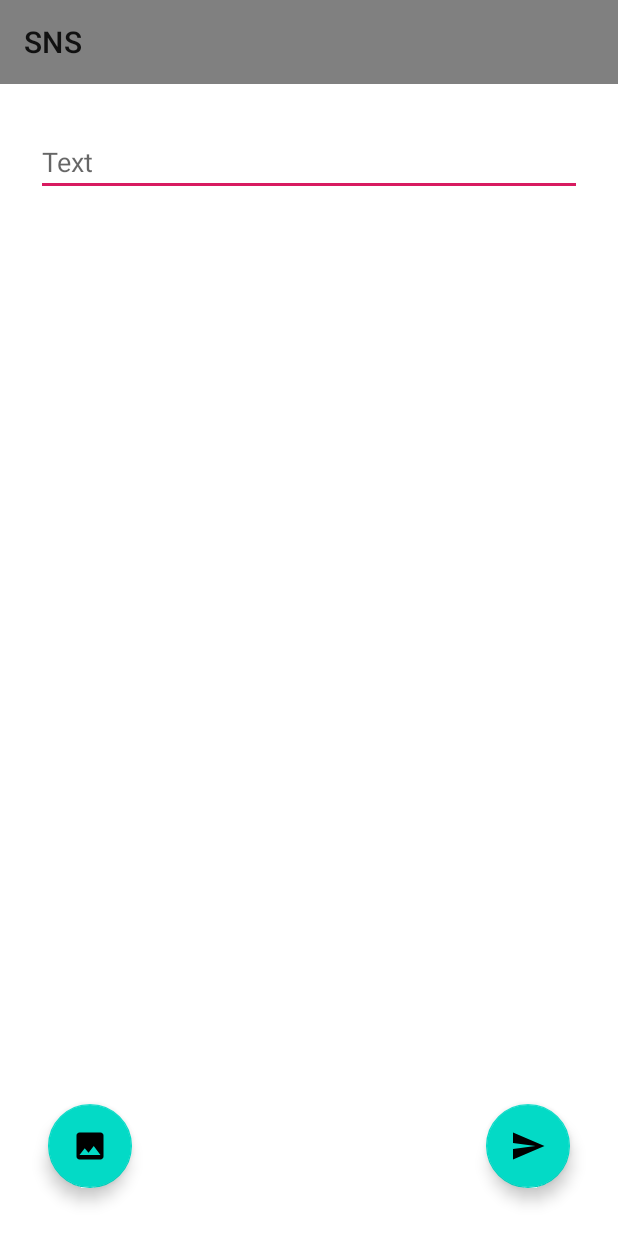
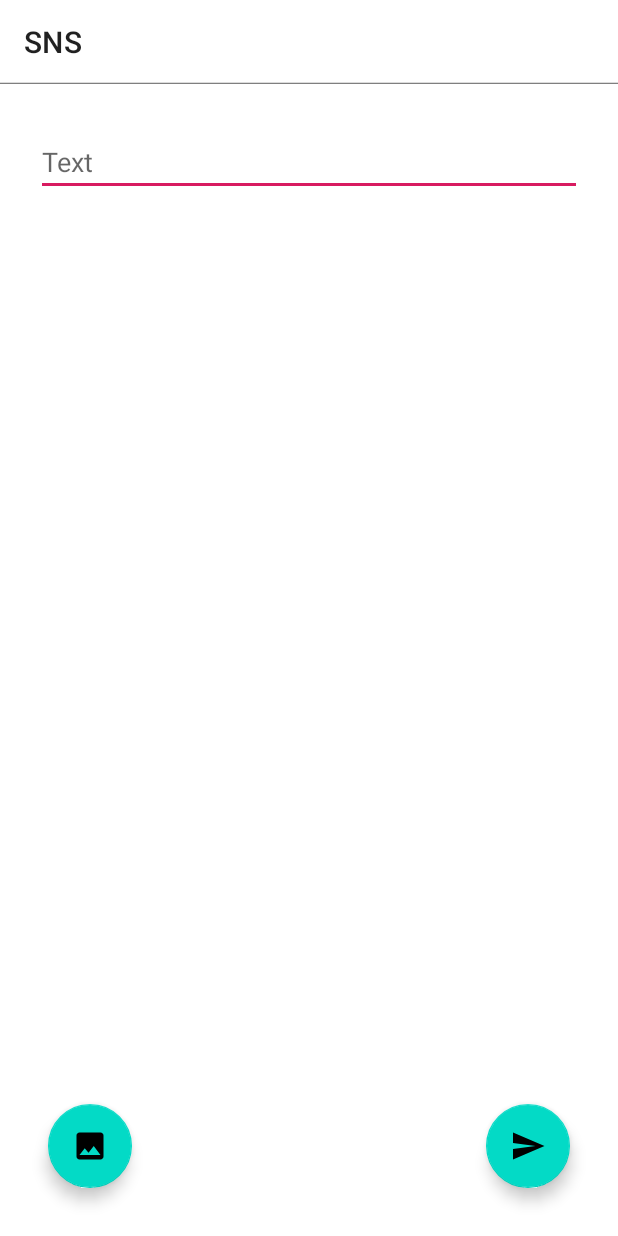
Before and after one commit to hkg5600/Android-Study, an Android app: the AddPostActivity screen opened directly, with no data from a screen before it, on a phone screen of 412 x 824 dp. Run offline under Robolectric (Android 15) with nearby library versions, the phone set to English and light mode, and no system bars; our stand-ins replace data binding; libraries missing offline, so code that uses them is left out: com.gun0912.tedpermission; 2 statements that could not run were skipped.

Commit message:
이미지가 사라지는 버그 수정 및 약간의 구조 수정

```diff
--- a/SNS/app/build.gradle
+++ b/SNS/app/build.gradle
@@ -76,6 +76,8 @@ dependencies {
     androidTestImplementation 'androidx.test.espresso:espresso-core:3.2.0'
 
     implementation "gun0912.ted:tedpermission:2.2.0"
+
+    //glide
     implementation 'com.github.bumptech.glide:glide:4.10.0'
-    annotationProcessor 'com.github.bumptech.glide:compiler:4.10.0'
+    kapt 'com.github.bumptech.glide:compiler:4.10.0'
 }
--- a/SNS/app/src/main/java/com/example/sns/base/BaseActivity.kt
+++ b/SNS/app/src/main/java/com/example/sns/base/BaseActivity.kt
@@ -35,7 +35,7 @@ abstract class BaseActivity<T : ViewDataBinding, R : BaseViewModel> : AppCompatA
 
         viewDataBinding = DataBindingUtil.setContentView(this, layoutResourceId)
         viewDataBinding.executePendingBindings()
-        window.setSoftInputMode(WindowManager.LayoutParams.SOFT_INPUT_ADJUST_NOTHING);
+        window.setSoftInputMode(WindowManager.LayoutParams.SOFT_INPUT_ADJUST_NOTHING)
         initView()
         initObserver()
         initListener()
--- a/SNS/app/src/main/java/com/example/sns/base/BaseFragment.kt
+++ b/SNS/app/src/main/java/com/example/sns/base/BaseFragment.kt
@@ -4,6 +4,7 @@ import android.os.Bundle
 import android.view.LayoutInflater
 import android.view.View
 import android.view.ViewGroup
+import android.widget.Toast
 import androidx.databinding.DataBindingUtil
 import androidx.databinding.ViewDataBinding
 import androidx.fragment.app.Fragment
@@ -44,4 +45,7 @@ abstract class BaseFragment<T : ViewDataBinding, V : BaseViewModel> : Fragment()
         return viewDataBinding.root
     }
 
+    fun makeToast(msg: String) {
+        Toast.makeText(context, msg, Toast.LENGTH_SHORT).show()
+    }
 }
--- a/SNS/app/src/main/java/com/example/sns/di/Module.kt
+++ b/SNS/app/src/main/java/com/example/sns/di/Module.kt
@@ -55,7 +55,7 @@ var serviceModel = module {
 var viewModelPart = module {
     viewModel { SplashActivityViewModel(get()) }
     viewModel { MainActivityViewModel(get(), get()) }
-    viewModel { PostViewModel(get(), get()) }
+    viewModel { PostViewModel(get(), get(), get()) }
     viewModel { LoginActivityViewModel(get(), get(), get()) }
     viewModel { AddPostViewModel(get(), get()) }
     viewModel { UserInfoViewModel(get()) }
--- a/SNS/app/src/main/java/com/example/sns/ui/follower/FollowerPage.kt
+++ b/SNS/app/src/main/java/com/example/sns/ui/follower/FollowerPage.kt
@@ -7,6 +7,7 @@ import androidx.fragment.app.Fragment
 import android.view.LayoutInflater
 import android.view.View
 import android.view.ViewGroup
+import android.view.WindowManager
 
 import com.example.sns.R
 import com.example.sns.base.BaseFragment
--- a/SNS/app/src/main/java/com/example/sns/ui/main/MainActivityViewModel.kt
+++ b/SNS/app/src/main/java/com/example/sns/ui/main/MainActivityViewModel.kt
@@ -9,12 +9,6 @@ import com.example.sns.utils.UserObject
 
 class MainActivityViewModel(private val service: UserInfoService, application: Application) :
     BaseViewModel(application) {
-
-    var logoutSuccess : MutableLiveData<Boolean> = MutableLiveData()
-
-    fun getUser() {
-        addDisposable(service.getUserInfo(TokenObject.token), getDataObserver())
-    }
 
     fun logout() {
         deleteToken()
--- a/SNS/app/src/main/java/com/example/sns/ui/post/PostViewModel.kt
+++ b/SNS/app/src/main/java/com/example/sns/ui/post/PostViewModel.kt
@@ -4,10 +4,13 @@ import android.app.Application
 import com.example.sns.base.BaseViewModel
 import com.example.sns.network.model.Follower
 import com.example.sns.network.service.PostService
+import com.example.sns.network.service.UserInfoService
+import com.example.sns.utils.TokenObject
 
-class PostViewModel(private val postService: PostService, application: Application) :
+class PostViewModel(private val service: UserInfoService,private val postService: PostService, application: Application) :
     BaseViewModel(application) {
 
     fun getPost(followers: Follower) = addDisposable(postService.getPost(followers), getDataObserver())
 
+    fun getUser() = addDisposable(service.getUserInfo(TokenObject.token), getDataObserver())
 }
--- a/SNS/app/src/main/java/com/example/sns/utils/Constants.kt
+++ b/SNS/app/src/main/java/com/example/sns/utils/Constants.kt
@@ -1,3 +1,4 @@
 package com.example.sns.utils
 
-const val BASE_URL = "http://10.80.162.133:8080"
+//const val BASE_URL = "http://10.80.162.133:8080"
+const val BASE_URL = "http://192.168.0.34:8080"
--- a/SNS/app/src/main/java/com/example/sns/utils/UserObject.kt
+++ b/SNS/app/src/main/java/com/example/sns/utils/UserObject.kt
@@ -1,9 +1,10 @@
 package com.example.sns.utils
 
+import androidx.lifecycle.MutableLiveData
 import com.example.sns.network.model.UserInfo
 
 object UserObject {
 
-    var userInfo : UserInfo? = null
-
+    //var userInfo : UserInfo? = null
+    var userInfo : MutableLiveData<UserInfo>? = MutableLiveData()
 }
--- a/SNS/app/src/main/res/drawable/thickness.xml
+++ b/SNS/app/src/main/res/drawable/thickness.xml
@@ -1,14 +1,16 @@
 <?xml version="1.0" encoding="utf-8"?>
 <layer-list xmlns:android="http://schemas.android.com/apk/res/android">
     <item
-        android:bottom="-2dp"
+        android:bottom="1dp"
         android:left="-2dp"
         android:right="-2dp"
-        android:top="1dp">
+        android:top="-2dp">
         <shape android:shape="rectangle">
             <stroke
-                android:width="0.1dp"
-                android:color="#000000"/>
+                android:width="0.08dp"
+                android:color="#6DFFFFFF"/>
+            <solid
+                android:color="#ffffff"/>
         </shape>
     </item>
 </layer-list>
--- a/SNS/app/src/main/res/layout/activity_add_post.xml
+++ b/SNS/app/src/main/res/layout/activity_add_post.xml
@@ -43,7 +43,7 @@
             android:layout_height="wrap_content"
             android:layout_gravity="bottom|end"
             android:layout_margin="32dp"
-            android:onClick="@{() -> viewModel.checkData()}"
+            android:onClick="@{() -> viewModel.checkNetwork()()}"
             android:src="@drawable/ic_send" />
 
         <com.google.android.material.floatingactionbutton.FloatingActionButton
--- a/SNS/app/src/main/res/layout/activity_main.xml
+++ b/SNS/app/src/main/res/layout/activity_main.xml
@@ -15,7 +15,7 @@
         <androidx.constraintlayout.widget.ConstraintLayout
             android:layout_width="match_parent"
             android:layout_height="match_parent"
-            android:layout_marginTop="55dp">
+            android:layout_marginTop="56dp">
 
             <FrameLayout
                 android:id="@+id/frame_layout"
--- a/SNS/app/src/main/res/layout/app_bar.xml
+++ b/SNS/app/src/main/res/layout/app_bar.xml
@@ -13,7 +13,8 @@
             <androidx.appcompat.widget.Toolbar
                 android:id="@+id/toolbar"
                 android:layout_width="match_parent"
-                android:layout_height="match_parent" />
+                android:layout_height="match_parent"
+                android:background="@drawable/thickness"/>
         </com.google.android.material.appbar.AppBarLayout>
 
     </FrameLayout>
--- a/SNS/app/src/main/res/values/styles.xml
+++ b/SNS/app/src/main/res/values/styles.xml
@@ -1,7 +1,7 @@
 <resources>
 
     <style name="AppTheme" parent="Theme.MaterialComponents.DayNight.NoActionBar">
-        <item name="colorPrimary">@android:color/tertiary_text_light</item>
+        <item name="colorPrimary">@color/colorPrimary</item>
         <item name="colorPrimaryDark">@color/colorPrimaryDark</item>
         <item name="colorAccent">@color/colorAccent</item>
     </style>
```
Also changed, not shown: SNS/app/src/main/java/com/example/sns/adapter/PostAdapter.kt (+6 -7 lines), SNS/app/src/main/java/com/example/sns/base/BaseViewModel.kt (+8 -4 lines), SNS/app/src/main/java/com/example/sns/ui/add_post/AddPostViewModel.kt (+4 -8 lines), SNS/app/src/main/java/com/example/sns/ui/main/MainActivity.kt (+3 -10 lines), SNS/app/src/main/java/com/example/sns/ui/post/PostPage.kt (+22 -2 lines), SNS/app/src/main/res/layout/post_item.xml (+4 -3 lines).
